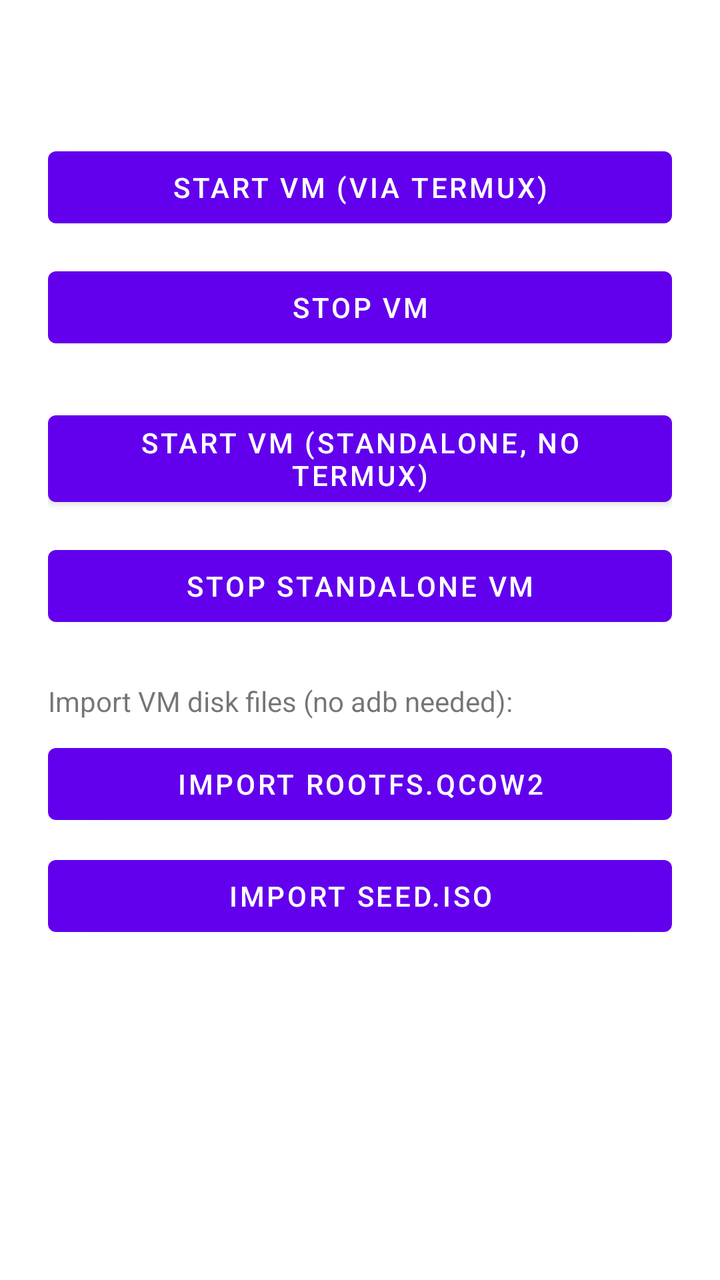
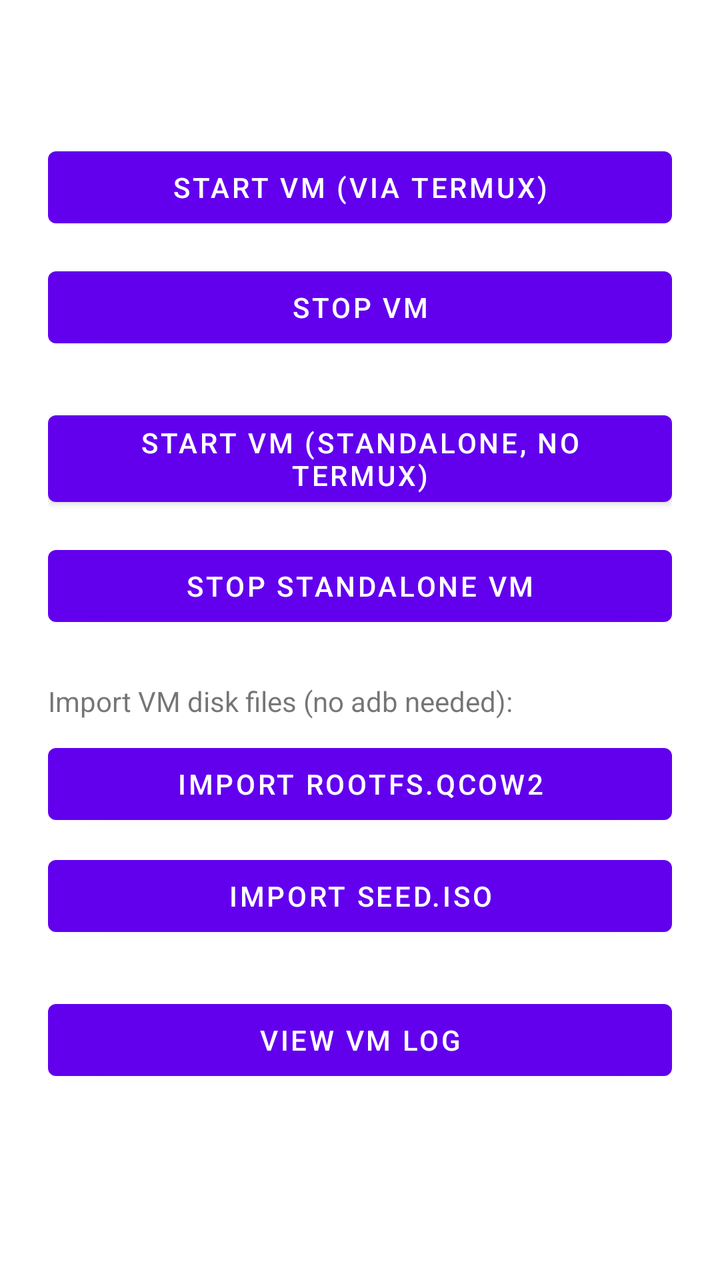

Compare the two renders of this Android layout. The source of the first and the diff that turns it into the second are given below.
<!-- AndroidManifest.xml: application theme Theme.VmForge -->
<!-- res/layout/activity_main.xml -->
<?xml version="1.0" encoding="utf-8"?>
<ScrollView xmlns:android="http://schemas.android.com/apk/res/android"
    android:layout_width="match_parent"
    android:layout_height="match_parent">

<LinearLayout
    android:layout_width="match_parent"
    android:layout_height="wrap_content"
    android:orientation="vertical"
    android:padding="24dp"
    android:gravity="center">

    <TextView
        android:id="@+id/accelStatus"
        android:layout_width="match_parent"
        android:layout_height="wrap_content"
        android:textSize="16sp"
        android:paddingBottom="24dp" />

    <Button
        android:id="@+id/startVmButton"
        android:layout_width="match_parent"
        android:layout_height="wrap_content"
        android:text="Start VM (via Termux)" />

    <Button
        android:id="@+id/stopVmButton"
        android:layout_width="match_parent"
        android:layout_height="wrap_content"
        android:layout_marginTop="12dp"
        android:text="Stop VM" />

    <Button
        android:id="@+id/startStandaloneButton"
        android:layout_width="match_parent"
        android:layout_height="wrap_content"
        android:layout_marginTop="24dp"
        android:text="Start VM (standalone, no Termux)" />

    <Button
        android:id="@+id/stopStandaloneButton"
        android:layout_width="match_parent"
        android:layout_height="wrap_content"
        android:layout_marginTop="12dp"
        android:text="Stop Standalone VM" />

    <TextView
        android:layout_width="match_parent"
        android:layout_height="wrap_content"
        android:layout_marginTop="24dp"
        android:text="Import VM disk files (no adb needed):"
        android:textSize="14sp" />

    <Button
        android:id="@+id/importDiskButton"
        android:layout_width="match_parent"
        android:layout_height="wrap_content"
        android:layout_marginTop="8dp"
        android:text="Import rootfs.qcow2" />

    <Button
        android:id="@+id/importSeedButton"
        android:layout_width="match_parent"
        android:layout_height="wrap_content"
        android:layout_marginTop="8dp"
        android:text="Import seed.iso" />

</LinearLayout>
</ScrollView>
<!-- resources referenced by this layout -->
<resources>
  <style name="Theme.VmForge" parent="Theme.MaterialComponents.DayNight.NoActionBar" />
</resources>

<!-- the commit's change to res/layout/activity_main.xml (unified diff, before → after) -->
@@ -65,5 +65,12 @@
         android:layout_marginTop="8dp"
         android:text="Import seed.iso" />
 
+    <Button
+        android:id="@+id/viewLogButton"
+        android:layout_width="match_parent"
+        android:layout_height="wrap_content"
+        android:layout_marginTop="24dp"
+        android:text="View VM Log" />
+
 </LinearLayout>
 </ScrollView>
